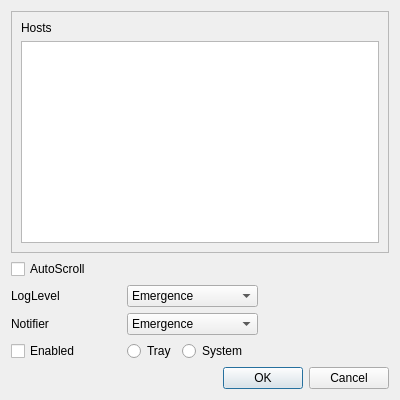
Above: settings.ui from sperner/QtLogwatcher before the change. Below: the same form after it.
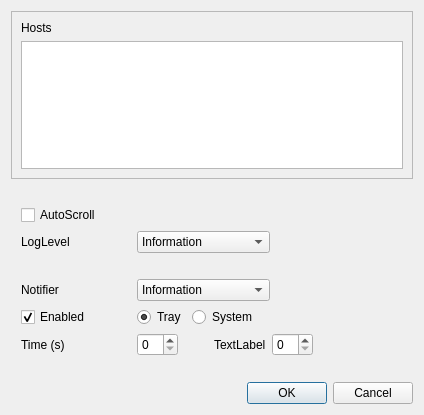
That is the form after the change.

Commit message: Added notifier popup time

What changed in the file:
```diff
--- a/settings.ui
+++ b/settings.ui
@@ -6,8 +6,8 @@
    <rect>
     <x>0</x>
     <y>0</y>
-    <width>400</width>
-    <height>400</height>
+    <width>424</width>
+    <height>415</height>
    </rect>
   </property>
   <property name="windowTitle">
@@ -50,7 +50,18 @@
       </widget>
      </item>
      <item>
-      <layout class="QVBoxLayout" name="vert_Notifiyng">
+      <layout class="QVBoxLayout" name="vert_Settings">
+       <property name="topMargin">
+        <number>10</number>
+       </property>
+       <property name="bottomMargin">
+        <number>10</number>
+       </property>
+       <item>
+        <layout class="QVBoxLayout" name="vert_Logger">
+         <property name="margin">
+          <number>10</number>
+         </property>
        <item>
         <layout class="QHBoxLayout" name="hori_AutoScroll">
          <item>
@@ -120,6 +131,9 @@
              <verstretch>0</verstretch>
             </sizepolicy>
            </property>
+             <property name="currentIndex">
+              <number>6</number>
+             </property>
            <item>
             <property name="text">
              <string>Emergence</string>
@@ -182,6 +196,16 @@
          </item>
         </layout>
        </item>
+        </layout>
+       </item>
+       <item>
+        <layout class="QVBoxLayout" name="vert_Notifier" stretch="0,0,0">
+         <property name="sizeConstraint">
+          <enum>QLayout::SetMinimumSize</enum>
+         </property>
+         <property name="margin">
+          <number>10</number>
+         </property>
        <item>
         <layout class="QHBoxLayout" name="hori_Notifier">
          <item>
@@ -227,6 +251,9 @@
              <verstretch>0</verstretch>
             </sizepolicy>
            </property>
+             <property name="currentIndex">
+              <number>6</number>
+             </property>
            <item>
             <property name="text">
              <string>Emergence</string>
@@ -302,6 +329,9 @@
            <property name="text">
             <string>Enabled</string>
            </property>
+             <property name="checked">
+              <bool>true</bool>
+             </property>
           </widget>
          </item>
          <item>
@@ -325,6 +355,9 @@
            <property name="text">
             <string>Tray</string>
            </property>
+             <property name="checked">
+              <bool>true</bool>
+             </property>
           </widget>
          </item>
          <item>
@@ -346,6 +379,101 @@
             </size>
            </property>
           </spacer>
+           </item>
+          </layout>
+         </item>
+         <item>
+          <layout class="QHBoxLayout" name="hori_NotifierTime">
+           <property name="topMargin">
+            <number>0</number>
+           </property>
+           <property name="bottomMargin">
+            <number>0</number>
+           </property>
+           <item>
+            <widget class="QLabel" name="lblTime">
+             <property name="sizePolicy">
+              <sizepolicy hsizetype="Fixed" vsizetype="Preferred">
+               <horstretch>0</horstretch>
+               <verstretch>0</verstretch>
+              </sizepolicy>
+             </property>
+             <property name="minimumSize">
+              <size>
+               <width>80</width>
+               <height>0</height>
+              </size>
+             </property>
+             <property name="text">
+              <string>Time (s)</string>
+             </property>
+            </widget>
+           </item>
+           <item>
+            <spacer name="hSpcLblT">
+             <property name="orientation">
+              <enum>Qt::Horizontal</enum>
+             </property>
+             <property name="sizeType">
+              <enum>QSizePolicy::Fixed</enum>
+             </property>
+             <property name="sizeHint" stdset="0">
+              <size>
+               <width>30</width>
+               <height>20</height>
+              </size>
+             </property>
+            </spacer>
+           </item>
+           <item>
+            <widget class="QSpinBox" name="spinTime"/>
+           </item>
+           <item>
+            <spacer name="hSpcSpnT">
+             <property name="orientation">
+              <enum>Qt::Horizontal</enum>
+             </property>
+             <property name="sizeType">
+              <enum>QSizePolicy::Fixed</enum>
+             </property>
+             <property name="sizeHint" stdset="0">
+              <size>
+               <width>30</width>
+               <height>20</height>
+              </size>
+             </property>
+            </spacer>
+           </item>
+           <item>
+            <widget class="QLabel" name="lbl">
+             <property name="sizePolicy">
+              <sizepolicy hsizetype="Fixed" vsizetype="Preferred">
+               <horstretch>80</horstretch>
+               <verstretch>0</verstretch>
+              </sizepolicy>
+             </property>
+             <property name="text">
+              <string>TextLabel</string>
+             </property>
+            </widget>
+           </item>
+           <item>
+            <widget class="QSpinBox" name="spin"/>
+           </item>
+           <item>
+            <spacer name="hSpcSpn">
+             <property name="orientation">
+              <enum>Qt::Horizontal</enum>
+             </property>
+             <property name="sizeHint" stdset="0">
+              <size>
+               <width>40</width>
+               <height>20</height>
+              </size>
+             </property>
+            </spacer>
+           </item>
+          </layout>
          </item>
         </layout>
        </item>
```
Left out of the diff: 20 changed lines with no effect on the pictures. Lines whose indentation alone changed are shown as unchanged. The commit also changes 3 other files.
